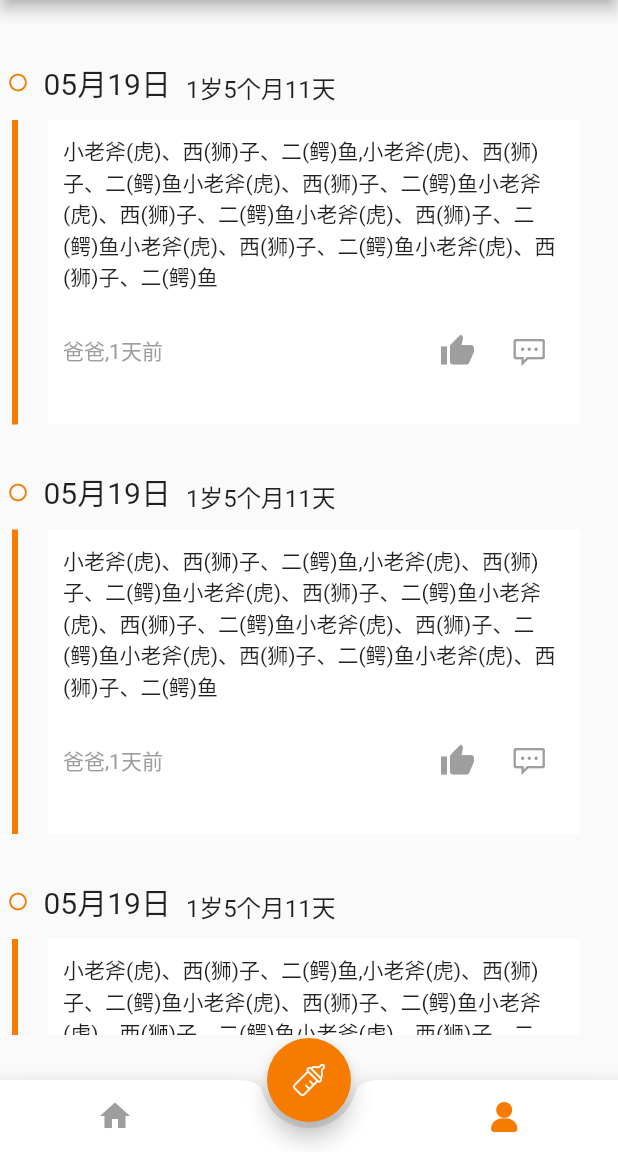
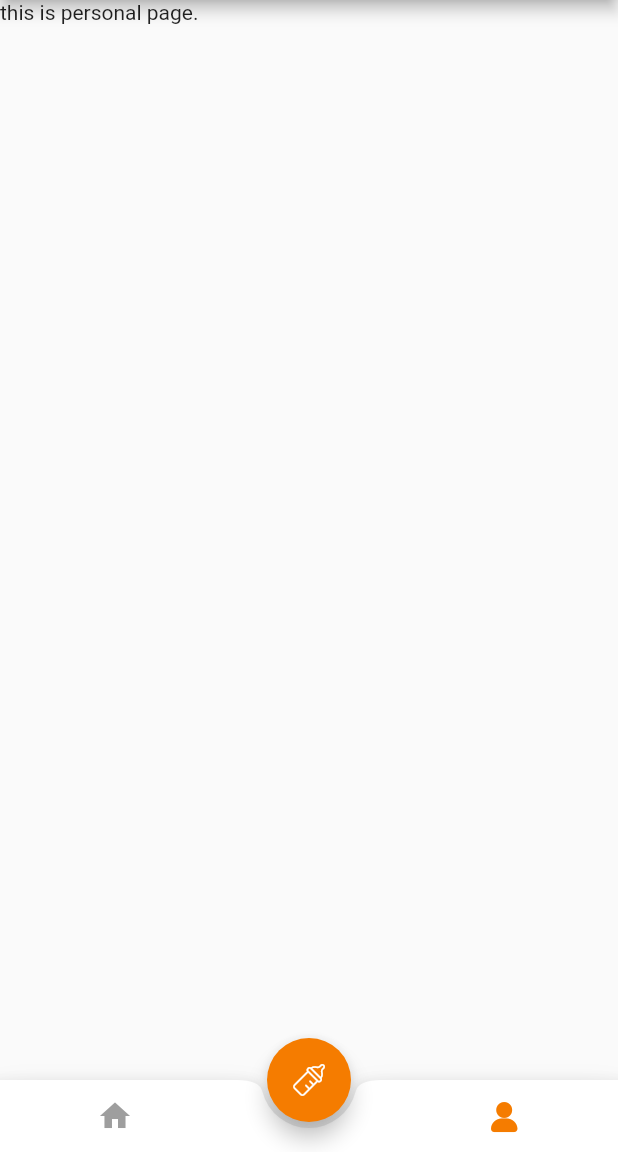
Before and after one commit to Rewa-Fang/SuperDaddy, a Flutter app: the HomePage screen opened by its route, after a tap on an icon or button, on a phone screen of 412 x 824 dp, the part 84-1236 px from its top. Run offline on Flutter 3.47's test engine with Material 2 defaults, Android fonts, the light colour scheme and no system bars.

Commit message:
底部导航页面配置

```diff
--- a/lib/main.dart
+++ b/lib/main.dart
@@ -19,7 +19,7 @@ class MyApp extends StatelessWidget {
         "login_page":(context)=>LoginPage(),
         "register_page":(context)=>Register(),
       },
-      home: HomePage(),
+      home: LoginPage(),
     );
   }
 }
--- /dev/null
+++ b/lib/views/diary_list.dart
@@ -0,0 +1,153 @@
+import 'package:flutter/material.dart';
+import 'package:super_daddy/myIcon/myIcon.dart';
+
+class DiaryList extends StatefulWidget {
+  @override
+  _DiaryListState createState() => _DiaryListState();
+}
+
+class _DiaryListState extends State<DiaryList> {
+  var _diaryDataList = [1, 2, 3, 4, 5, 11, 22, 33, 44, 55, 16, 27, 38, 49, 51];
+  Color greyColor = Colors.grey;
+
+  Widget _buildBody(BuildContext context) {
+    return Padding(
+      padding: EdgeInsets.fromLTRB(5.0, 10.0, 5.0, 30.0),
+      child: ListView.builder(
+        itemCount: _diaryDataList.length,
+        itemBuilder: _buildItem,
+      ),
+    );
+  }
+
+  Widget _buildItem(BuildContext context, int index) {
+    // DiaryModel diary = _diaryDataList[index];
+    return Padding(
+      padding: EdgeInsets.only(top: 30.0),
+      child: Column(
+        children: <Widget>[
+          dateAndAge('05月19日', '1岁5个月11天'),
+          contentBuild(),
+        ],
+      ),
+    );
+  }
+
+  contentBuild() {
+    return Container(
+      padding: EdgeInsets.symmetric(horizontal: 20.0),
+      margin: EdgeInsets.only(left: 4.0),
+      decoration: BoxDecoration(
+        border: Border(
+          left: BorderSide(width: 3.0, color: Colors.grey[300]),
+        ),
+      ),
+      child: Container(
+        padding: EdgeInsets.all(10.0),
+        color: Colors.white,
+        child: Column(
+          children: <Widget>[
+            contentText(
+                '小老斧(虎)、西(狮)子、二(鳄)鱼,小老斧(虎)、西(狮)子、二(鳄)鱼小老斧(虎)、西(狮)子、二(鳄)鱼小老斧(虎)、西(狮)子、二(鳄)鱼小老斧(虎)、西(狮)子、二(鳄)鱼小老斧(虎)、西(狮)子、二(鳄)鱼小老斧(虎)、西(狮)子、二(鳄)鱼'),
+            creatorInfo('爸爸', '1天前'),
+          ],
+        ),
+      ),
+    );
+  }
+
+  dateAndAge(String diaryDate, String ageDays) {
+    return Padding(
+      padding: EdgeInsets.only(bottom: 10.0),
+      child: Row(
+        children: <Widget>[
+          Padding(
+            padding: EdgeInsets.only(right: 10.0),
+            child: Icon(
+              Icons.panorama_fish_eye,
+              size: 14.0,
+              color: Colors.orange[700],
+            ),
+          ),
+          Expanded(
+            child: Row(
+              crossAxisAlignment: CrossAxisAlignment.end,
+              children: <Widget>[
+                Padding(
+                  padding: EdgeInsets.only(right: 10.0),
+                  child: Text(
+                    diaryDate,
+                    style:
+                        TextStyle(fontSize: 20.0, fontWeight: FontWeight.w400),
+                  ),
+                ),
+                Text(
+                  ageDays,
+                  style: TextStyle(fontSize: 16.0),
+                )
+              ],
+            ),
+          ),
+        ],
+      ),
+    );
+  }
+
+  contentText(String contentText) {
+    return Row(
+      children: <Widget>[
+        Expanded(
+          child: Text(
+            contentText,
+            textAlign: TextAlign.left,
+          ),
+        ),
+      ],
+    );
+  }
+
+  creatorInfo(String user, String createTime) {
+    return Padding(
+      padding: EdgeInsets.symmetric(vertical: 15.0),
+      child: Row(
+        mainAxisAlignment: MainAxisAlignment.spaceBetween,
+        children: <Widget>[
+          Row(
+            children: <Widget>[
+              greyText(user),
+              greyText(','),
+              greyText(createTime),
+            ],
+          ),
+          Row(
+            children: <Widget>[
+              IconButton(
+                icon: Icon(
+                  Icons.thumb_up,
+                  color: greyColor,
+                ),
+                onPressed: () {},
+              ),
+              IconButton(
+                icon: Icon(
+                  MyIcon.commnet,
+                  color: greyColor,
+                ),
+                onPressed: () {},
+              ),
+            ],
+          ),
+        ],
+      ),
+    );
+  }
+
+  greyText(String text) {
+    return Text(text, style: TextStyle(color: greyColor));
+  }
+
+  @override
+  Widget build(BuildContext context) {
+    return _buildBody(context);
+  }
+}
--- a/lib/views/home.dart
+++ b/lib/views/home.dart
@@ -1,6 +1,7 @@
 import 'package:flutter/material.dart';
-import 'package:super_daddy/model/diary_model.dart';
 import 'package:super_daddy/myIcon/myIcon.dart';
+import 'package:super_daddy/views/diary_list.dart';
+import 'package:super_daddy/views/personal.dart';
 
 class HomePage extends StatefulWidget {
   @override
@@ -8,16 +9,18 @@ class HomePage extends StatefulWidget {
 }
 
 class _HomePageState extends State<HomePage> {
-  var _diaryDataList = [1, 2, 3, 4, 5, 11, 22, 33, 44, 55, 16, 27, 38, 49, 51];
   var _selectedIndex = 0;
   Color greyColor = Colors.grey;
-  // @override
-  // void initState() {
-  //   // _retrieveData();
-  // }
+  var _pageList = [];
+
+  void initState() {
+    // _retrieveData();
+    _pageList = [DiaryList(), PersonalPage()];
+  }
 
   @override
   Widget build(BuildContext context) {
+    initState();
     Color primaryColor = Theme.of(context).primaryColor;
     return Scaffold(
       appBar: AppBar(
@@ -72,7 +75,7 @@ class _HomePageState extends State<HomePage> {
           ],
         ),
       ),
-      body: _buildBody(context),
+      body: _pageList[_selectedIndex],
     );
   }
 
@@ -82,156 +85,22 @@ class _HomePageState extends State<HomePage> {
     });
   }
 
-  Widget _buildBody(BuildContext context) {
-    return Padding(
-      padding: EdgeInsets.fromLTRB(5.0, 10.0, 5.0, 30.0),
-      child: ListView.builder(
-        itemCount: _diaryDataList.length,
-        itemBuilder: _buildItem,
-      ),
-    );
+  _retrieveData() {
+    // var urlList = [
+    //   'http://09imgmini.eastday.com/mobile/20190214/20190214071055_64630101afc59aa304cebb0d84cfffb5_1.jpeg'
+    // ];
+    // DiaryModel testDiary = new DiaryModel({
+    //   1000,
+    //   1,
+    //   '05月19日',
+    //   '第一次去动物园',
+    //   '1岁5个月11天',
+    //   '小老斧(虎)、西(狮)子、二(鳄)鱼、大胸(象)。。。。。',
+    //   urlList
+    // });
+    setState(() {
+      // _diaryDataList.add(testDiary);
+      print(111111);
+    });
   }
-
-  Widget _buildItem(BuildContext context, int index) {
-    // DiaryModel diary = _diaryDataList[index];
-    return Padding(
-      padding: EdgeInsets.only(top: 30.0),
-      child: Column(
-        children: <Widget>[
-          dateAndAge('05月19日', '1岁5个月11天'),
-          contentBuild(),
-        ],
-      ),
-    );
-  }
-
-  contentBuild() {
-    return Container(
-      padding: EdgeInsets.symmetric(horizontal: 20.0),
-      margin: EdgeInsets.only(left: 3.0),
-      decoration: BoxDecoration(
-        border: Border(
-          left: BorderSide(width: 4.0, color: Colors.orange[700]),
-        ),
-      ),
-      child: Container(
-        padding: EdgeInsets.all(10.0),
-        color: Colors.white,
-        child: Column(
-          children: <Widget>[
-            contentText(
-                '小老斧(虎)、西(狮)子、二(鳄)鱼,小老斧(虎)、西(狮)子、二(鳄)鱼小老斧(虎)、西(狮)子、二(鳄)鱼小老斧(虎)、西(狮)子、二(鳄)鱼小老斧(虎)、西(狮)子、二(鳄)鱼小老斧(虎)、西(狮)子、二(鳄)鱼小老斧(虎)、西(狮)子、二(鳄)鱼'),
-            creatorInfo('爸爸', '1天前'),
-          ],
-        ),
-      ),
-    );
-  }
-
-  dateAndAge(String diaryDate, String ageDays) {
-    return Padding(
-      padding: EdgeInsets.only(bottom: 10.0),
-      child: Row(
-        children: <Widget>[
-          Padding(
-            padding: EdgeInsets.only(right: 10.0),
-            child: Icon(
-              Icons.panorama_fish_eye,
-              size: 14.0,
-              color: Colors.orange[700],
-            ),
-          ),
-          Expanded(
-            child: Row(
-              crossAxisAlignment: CrossAxisAlignment.end,
-              children: <Widget>[
-                Padding(
-                  padding: EdgeInsets.only(right: 10.0),
-                  child: Text(
-                    diaryDate,
-                    style:
-                        TextStyle(fontSize: 20.0, fontWeight: FontWeight.w400),
-                  ),
-                ),
-                Text(
-                  ageDays,
-                  style: TextStyle(fontSize: 16.0),
-                )
-              ],
-            ),
-          ),
-        ],
-      ),
-    );
-  }
-
-  contentText(String contentText) {
-    return Row(
-      children: <Widget>[
-        Expanded(
-          child: Text(
-            contentText,
-            textAlign: TextAlign.left,
-          ),
-        ),
-      ],
-    );
-  }
-
-  creatorInfo(String user, String createTime) {
-    return Padding(
-      padding: EdgeInsets.symmetric(vertical: 15.0),
-      child: Row(
-        mainAxisAlignment: MainAxisAlignment.spaceBetween,
-        children: <Widget>[
-          Row(
-            children: <Widget>[
-              greyText(user),
-              greyText(','),
-              greyText(createTime),
-            ],
-          ),
-          Row(
-            children: <Widget>[
-              IconButton(
-                icon: Icon(
-                  Icons.thumb_up,
-                  color: Colors.grey,
-                ),
-                onPressed: () {},
-              ),
-              IconButton(
-                icon: Icon(
-                  MyIcon.commnet,
-                  color: Colors.grey,
-                ),
-                onPressed: () {},
-              ),
-            ],
-          ),
-        ],
-      ),
-    );
-  }
-
-  greyText(String text) {
-    return Text(text, style: TextStyle(color: Colors.grey));
-  }
-  // _retrieveData() {
-  //   var urlList = [
-  //     'http://09imgmini.eastday.com/mobile/20190214/20190214071055_64630101afc59aa304cebb0d84cfffb5_1.jpeg'
-  //   ];
-  //   DiaryModel testDiary = new DiaryModel({
-  //     1000,
-  //     1,
-  //     '05月19日',
-  //     '第一次去动物园',
-  //     '1岁5个月11天',
-  //     '小老斧(虎)、西(狮)子、二(鳄)鱼、大胸(象)。。。。。',
-  //     urlList
-  //   });
-  //   setState(() {
-  //     // _diaryDataList.add(testDiary);
-  //   });
-  // }
 }
--- /dev/null
+++ b/lib/views/personal.dart
@@ -0,0 +1,15 @@
+import 'package:flutter/material.dart';
+
+class PersonalPage extends StatefulWidget {
+  @override
+  _PersonalPageState createState() => _PersonalPageState();
+}
+
+class _PersonalPageState extends State<PersonalPage> {
+  @override
+  Widget build(BuildContext context) {
+    return Container(
+      child: Text('this is personal page.'),
+    );
+  }
+}
```
Also changed, not shown: lib/views/register.dart (+21 -2 lines).
